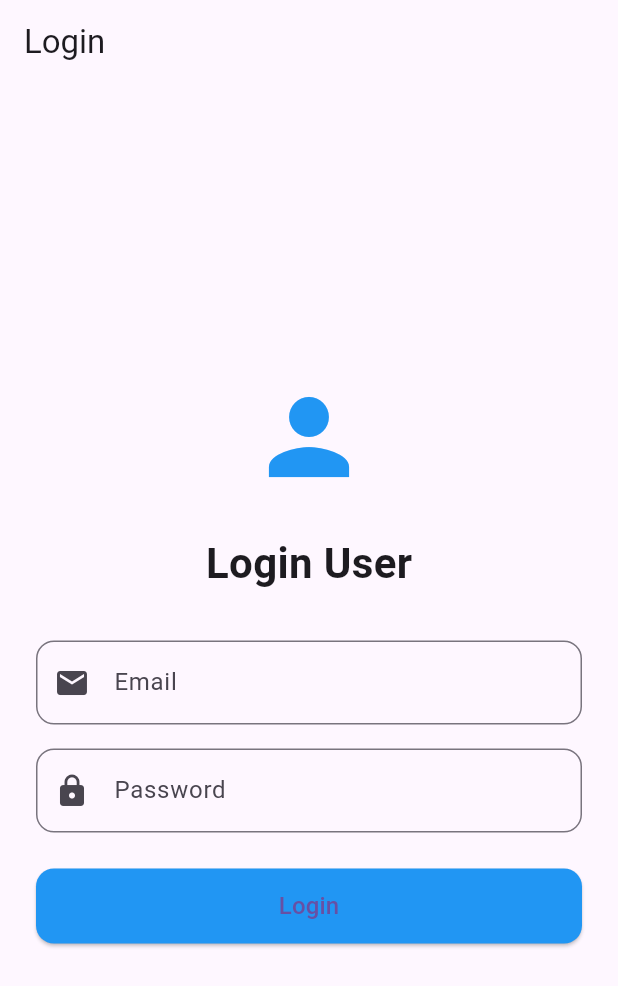
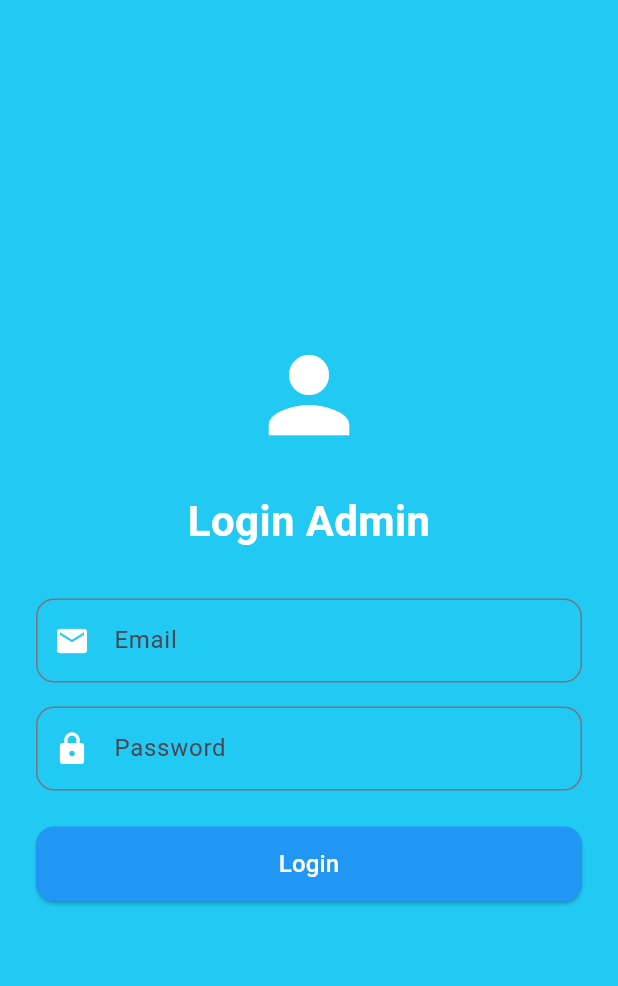
Before and after one commit to Sanikhsan12/sistem_admin_telor_gulung, a Flutter app: the screen it shows after launch, on a phone screen of 412 x 824 dp. Shown: the top 986 px of the screen. Run offline on Flutter 3.47's test engine with Material 3 defaults, Android fonts, the phone set to English and light mode, and no system bars; our stand-ins replace flutter_dotenv.

Commit message:
udpate login page

```diff
--- a/lib/view/login_page.dart
+++ b/lib/view/login_page.dart
@@ -52,7 +52,7 @@ class _LoginPageState extends State<LoginPage> {
   @override
   Widget build(BuildContext context) {
     return Scaffold(
-      appBar: AppBar(title: Text('Login')),
+      backgroundColor: const Color.fromARGB(255, 33, 201, 243),
       body: SafeArea(
         child: Center(
           child: SingleChildScrollView(
@@ -62,18 +62,22 @@ class _LoginPageState extends State<LoginPage> {
               child: Column(
                 mainAxisAlignment: MainAxisAlignment.center,
                 children: [
-                  Icon(Icons.person, size: 80, color: Colors.blue),
+                  Icon(Icons.person, size: 80, color: Colors.white),
                   SizedBox(height: 24),
                   Text(
-                    'Login User',
-                    style: TextStyle(fontSize: 28, fontWeight: FontWeight.bold),
+                    'Login Admin',
+                    style: TextStyle(
+                      fontSize: 28,
+                      fontWeight: FontWeight.bold,
+                      color: Colors.white,
+                    ),
                   ),
                   SizedBox(height: 32),
                   TextFormField(
                     controller: _emailController,
                     decoration: InputDecoration(
                       labelText: 'Email',
-                      prefixIcon: Icon(Icons.email),
+                      prefixIcon: Icon(Icons.email, color: Colors.white),
                       border: OutlineInputBorder(
                         borderRadius: BorderRadius.circular(12),
                       ),
@@ -88,7 +92,7 @@ class _LoginPageState extends State<LoginPage> {
                     obscureText: true,
                     decoration: InputDecoration(
                       labelText: 'Password',
-                      prefixIcon: Icon(Icons.lock),
+                      prefixIcon: Icon(Icons.lock, color: Colors.white),
                       border: OutlineInputBorder(
                         borderRadius: BorderRadius.circular(12),
                       ),
@@ -119,7 +123,13 @@ class _LoginPageState extends State<LoginPage> {
                       ),
                       child: _isLoading
                           ? CircularProgressIndicator(color: Colors.white)
-                          : Text('Login', style: TextStyle(fontSize: 16)),
+                          : Text(
+                              'Login',
+                              style: TextStyle(
+                                fontSize: 16,
+                                color: Colors.white,
+                              ),
+                            ),
                     ),
                   ),
                 ],
```
